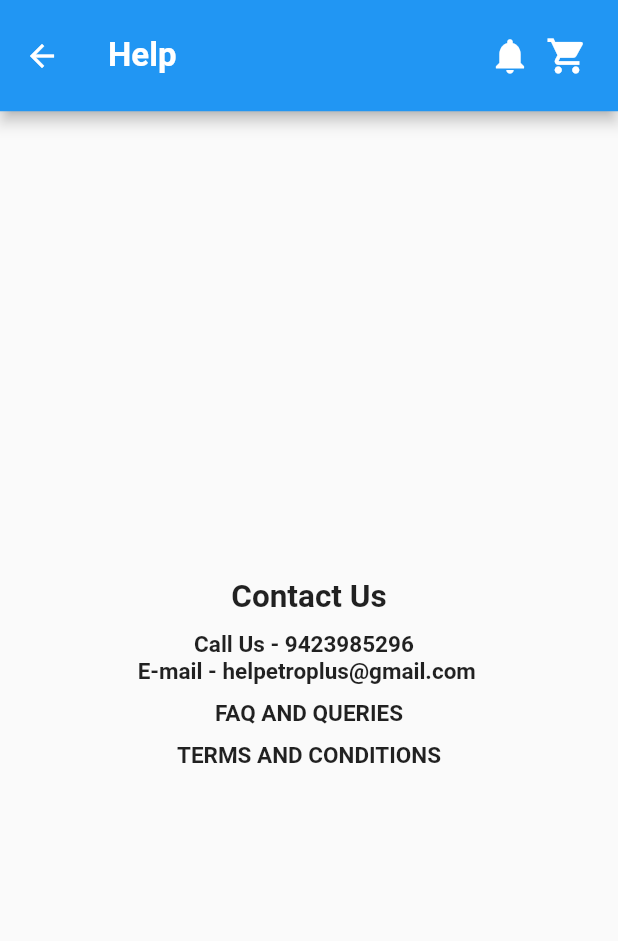
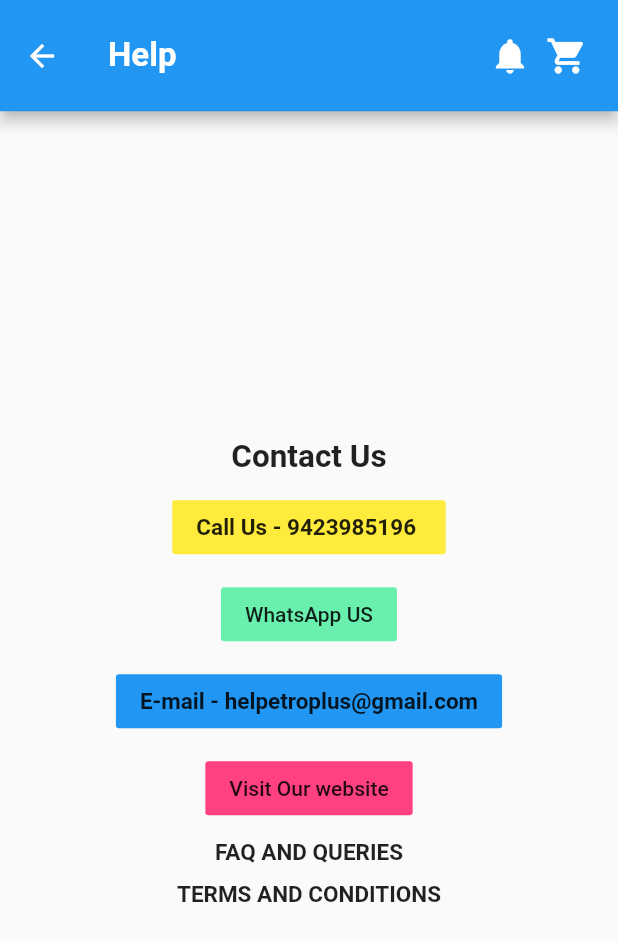
Before and after one commit to AnuragShrirao/newflutter_android, a Flutter app: the Help screen opened directly, on a phone screen of 412 x 824 dp. Shown: the top 941 px of the screen. Run offline on Flutter 3.47's test engine with Material 2 defaults, Android fonts, the phone set to English and light mode, and no system bars; our stand-ins replace carousel_pro.

Commit message:
17-11-2020

```diff
--- a/lib/Screen/help_page.dart
+++ b/lib/Screen/help_page.dart
@@ -1,18 +1,31 @@
 import 'package:flutter/material.dart';
+import 'package:url_launcher/url_launcher.dart';
+
 class Help extends StatelessWidget {
+  final Uri _emailLaunchUri = Uri(
+      scheme: 'mailto',
+      path: 'helpetroplus@gmail.com',
+      queryParameters: {'subject': 'Customer Query About ETROPLUS'});
+
   @override
   Widget build(BuildContext context) {
+    const url = "http://www.etroplus.com/";
+    const whatsappurl = "https://wa.me/919423985196";
     return Scaffold(
       appBar: AppBar(
         toolbarHeight: MediaQuery.of(context).size.height * 0.09,
-        title: Text("Help",style: TextStyle(fontSize: 22,fontWeight: FontWeight.bold),),
-        actions: [ InkWell(
-          child: Icon(
-            Icons.notifications,
-            size: 28,
+        title: Text(
+          "Help",
+          style: TextStyle(fontSize: 22, fontWeight: FontWeight.bold),
+        ),
+        actions: [
+          InkWell(
+            child: Icon(
+              Icons.notifications,
+              size: 28,
+            ),
+            onTap: () {},
           ),
-          onTap: () {},
-        ),
           SizedBox(width: 10),
           InkWell(
             child: Icon(
@@ -21,19 +34,99 @@ class Help extends StatelessWidget {
             ),
             onTap: () {},
           ),
-          SizedBox(width: 20),],
+          SizedBox(width: 20),
+        ],
       ),
       body: Column(
         mainAxisAlignment: MainAxisAlignment.center,
         children: [
-          Center(child: Text("Contact Us",style: TextStyle(fontSize: 21,fontWeight: FontWeight.bold),),),
-          SizedBox(height: 10,),
-          Center(child: SelectableText("Call Us - 9423985296 ",style: TextStyle(fontSize: 15,fontWeight: FontWeight.bold,),),),
-          Center(child: SelectableText("E-mail - helpetroplus@gmail.com",style: TextStyle(fontSize: 15,fontWeight: FontWeight.bold),),),
-          SizedBox(height: 10,),
-          Center(child: Text("FAQ AND QUERIES",style: TextStyle(fontSize: 15,fontWeight: FontWeight.bold),),),
-          SizedBox(height: 10,),
-          Center(child: Text("TERMS AND CONDITIONS",style: TextStyle(fontSize: 15,fontWeight: FontWeight.bold),),),
+          Center(
+            child: Text(
+              "Contact Us",
+              style: TextStyle(fontSize: 21, fontWeight: FontWeight.bold),
+            ),
+          ),
+          SizedBox(
+            height: 10,
+          ),
+          FlatButton(
+              color: Colors.yellow,
+              onPressed: () {
+                launch("tel://9423985196");
+              },
+              child: Text(
+                "Call Us - 9423985196 ",
+                style: TextStyle(
+                  fontSize: 15,
+                  fontWeight: FontWeight.bold,
+                ),
+              )),
+          SizedBox(
+            height: 10,
+          ),
+          FlatButton(
+            color: Colors.greenAccent,
+            onPressed: () async {
+              if (await canLaunch(whatsappurl)) {
+                await launch(whatsappurl);
+              } else {
+                throw 'Could not message try after some time';
+              }
+            },
+            child: Text(
+              "WhatsApp US",
+            ),
+          ),
+          SizedBox(
+            height: 10,
+          ),
+          FlatButton(
+              color: Colors.blue,
+              onPressed: () async {
+                if (await canLaunch(_emailLaunchUri.toString())) {
+                  await launch(_emailLaunchUri.toString());
+                } else {
+                  throw 'Could not email try after some time';
+                }
+              },
+              child: Text(
+                "E-mail - helpetroplus@gmail.com",
+                style: TextStyle(fontSize: 15, fontWeight: FontWeight.bold),
+              )),
+          SizedBox(
+            height: 10,
+          ),
+          FlatButton(
+            color: Colors.pinkAccent,
+            onPressed: () async {
+              if (await canLaunch(url)) {
+                await launch(url);
+              } else {
+                throw 'Could not open website try after some time';
+              }
+            },
+            child: Text(
+              "Visit Our website",
+            ),
+          ),
+          SizedBox(
+            height: 10,
+          ),
+          Center(
+            child: Text(
+              "FAQ AND QUERIES",
+              style: TextStyle(fontSize: 15, fontWeight: FontWeight.bold),
+            ),
+          ),
+          SizedBox(
+            height: 10,
+          ),
+          Center(
+            child: Text(
+              "TERMS AND CONDITIONS",
+              style: TextStyle(fontSize: 15, fontWeight: FontWeight.bold),
+            ),
+          ),
         ],
       ),
     );
--- a/lib/Screen/home_page.dart
+++ b/lib/Screen/home_page.dart
@@ -26,7 +26,8 @@ class _HomePageState extends State<HomePage> {
   }
   @override
   Widget build(BuildContext context) {
-    return Scaffold(
+    return SafeArea(
+      child: Scaffold(
         body: _screen.elementAt(_selectedIndex),
         bottomNavigationBar: BottomNavigationBar(
           items: [
@@ -40,6 +41,7 @@ class _HomePageState extends State<HomePage> {
           currentIndex: _selectedIndex,
           selectedItemColor: Colors.blue,
         ),
+      ),
     );
   }
 }
--- a/pubspec.yaml
+++ b/pubspec.yaml
@@ -29,6 +29,10 @@ dependencies:
   # Use with the CupertinoIcons class for iOS style icons.
   cupertino_icons: ^1.0.0
   carousel_pro: ^1.0.0
+  badges: ^1.1.1
+  url_launcher: ^5.7.10
+
+
 
 
 dev_dependencies:
```
Also changed, not shown: lib/Screen/front_page.dart (+10 -4 lines), lib/Screen/image_preview.dart (added, +20 -0 lines), lib/Screen/service_details_page.dart (added, +108 -0 lines), lib/Screen/service_list.dart (+107 -16 lines), pubspec.lock. Lines whose indentation alone changed are shown as unchanged.
